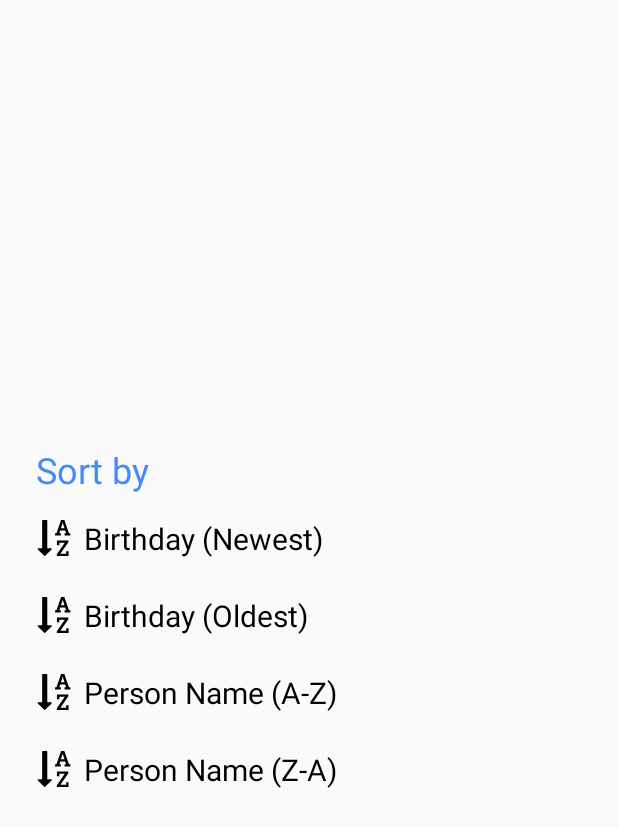
After one commit to iamhariomsharma/BdayReminder, an Android app: the layout sort_dialog.xml on its own in the app's theme, with its tools: preview values and no code run, on a phone screen of 412 x 824 dp. The commit adds this screen. Shown: the top 827 px of the screen. Run offline under Robolectric (Android 15) with nearby library versions, the phone set to English and light mode, and no system bars.

Commit message:
Sort Dialog added

```diff
--- a/app/src/main/java/com/heckteck/birthy/Activities/MainActivity.java
+++ b/app/src/main/java/com/heckteck/birthy/Activities/MainActivity.java
@@ -1,7 +1,10 @@
 package com.heckteck.birthy.Activities;
 
 import android.annotation.SuppressLint;
+import android.app.Dialog;
 import android.content.Intent;
+import android.graphics.Color;
+import android.graphics.drawable.ColorDrawable;
 import android.os.Bundle;
 import android.view.Menu;
 import android.view.MenuInflater;
@@ -106,7 +109,7 @@ public class MainActivity extends AppCompatActivity {
     public boolean onOptionsItemSelected(@NonNull MenuItem item) {
         switch (item.getItemId()) {
             case R.id.menuBtn_sort:
-                Toast.makeText(this, "Sort Clicked", Toast.LENGTH_SHORT).show();
+                showSortDialog();
                 break;
             case R.id.menuBtn_search:
                 Toast.makeText(this, "Search Clicked", Toast.LENGTH_SHORT).show();
@@ -114,4 +117,10 @@ public class MainActivity extends AppCompatActivity {
         }
         return true;
     }
+
+    private void showSortDialog() {
+        Dialog sortDialog = new Dialog(this);
+        sortDialog.setContentView(R.layout.sort_dialog);
+        sortDialog.show();
+    }
 }
--- /dev/null
+++ b/app/src/main/res/drawable/sort_az_desc.xml
@@ -0,0 +1,6 @@
+<vector android:height="24.000048dp" android:viewportHeight="511.627"
+    android:viewportWidth="511.626" android:width="24dp" xmlns:android="http://schemas.android.com/apk/res/android">
+    <path android:fillColor="#FF000000" android:pathData="M215.232,401.991h-54.818V9.136c0,-2.663 -0.854,-4.856 -2.568,-6.567C156.133,0.859 153.946,0 151.279,0H96.461c-2.663,0 -4.856,0.855 -6.567,2.568c-1.709,1.715 -2.568,3.905 -2.568,6.567v392.855H32.507c-4.184,0 -7.039,1.902 -8.563,5.708c-1.525,3.621 -0.856,6.95 1.997,9.996l91.361,91.365c2.096,1.707 4.281,2.562 6.567,2.562c2.474,0 4.664,-0.855 6.567,-2.562l91.076,-91.078c1.906,-2.279 2.856,-4.571 2.856,-6.844c0,-2.676 -0.854,-4.859 -2.568,-6.584C220.086,402.847 217.9,401.991 215.232,401.991z"/>
+    <path android:fillColor="#FF000000" android:pathData="M428.511,479.082h-70.808c-3.997,0 -6.852,0.191 -8.559,0.568l-4.001,0.571v-0.571l3.142,-3.142c2.848,-3.419 4.853,-5.896 5.996,-7.409l105.344,-151.331v-25.406H297.744v65.377h34.263v-32.832h66.236c3.422,0 6.283,-0.288 8.555,-0.855c0.572,0 1.287,-0.048 2.143,-0.145c0.853,-0.085 1.475,-0.144 1.852,-0.144v0.855l-3.142,2.574c-1.704,1.711 -3.713,4.273 -5.995,7.706L296.31,485.934v25.693h166.734v-66.521h-34.54v33.976H428.511z"/>
+    <path android:fillColor="#FF000000" android:pathData="M468.475,189.008L402.807,0h-46.25l-65.664,189.008h-19.979v30.264h81.933v-30.264h-21.409l13.419,-41.112h69.381l13.415,41.112H406.25v30.264h82.228v-30.264H468.475zM354.278,116.487l20.841,-62.241c0.76,-2.285 1.479,-5.046 2.143,-8.28c0.66,-3.236 0.996,-4.949 0.996,-5.139l0.855,-5.708h1.143c0,0.761 0.191,2.664 0.562,5.708l3.433,13.418l20.554,62.241H354.278z"/>
+</vector>
--- /dev/null
+++ b/app/src/main/res/layout/sort_dialog.xml
@@ -0,0 +1,68 @@
+<?xml version="1.0" encoding="utf-8"?>
+<RelativeLayout
+    xmlns:android="http://schemas.android.com/apk/res/android"
+    android:layout_width="match_parent"
+    android:layout_height="wrap_content"
+    android:layout_gravity="center">
+
+    <LinearLayout
+        android:layout_marginStart="8dp"
+        android:layout_width="match_parent"
+        android:layout_height="wrap_content"
+        android:paddingTop="24dp"
+        android:paddingBottom="24dp"
+        android:paddingStart="16dp"
+        android:paddingEnd="8dp"
+        android:orientation="vertical">
+
+        <TextView
+            android:layout_width="wrap_content"
+            android:layout_height="wrap_content"
+            android:text="Sort by"
+            android:textSize="24sp"
+            android:textColor="@color/colorAccent"
+            android:layout_marginBottom="16dp"/>
+
+        <TextView
+            android:layout_width="wrap_content"
+            android:layout_height="wrap_content"
+            android:drawableStart="@drawable/sort_az_desc"
+            android:drawablePadding="8dp"
+            android:text="Birthday (Newest)"
+            android:textColor="#000000"
+            android:textSize="20sp" />
+
+        <TextView
+            android:layout_width="wrap_content"
+            android:layout_height="wrap_content"
+            android:layout_marginTop="24dp"
+            android:drawableStart="@drawable/sort_az_desc"
+            android:drawablePadding="8dp"
+            android:text="Birthday (Oldest)"
+            android:textColor="#000000"
+            android:textSize="20sp" />
+
+        <TextView
+            android:layout_marginTop="24dp"
+            android:layout_width="wrap_content"
+            android:layout_height="wrap_content"
+            android:drawableStart="@drawable/sort_az_desc"
+            android:drawablePadding="8dp"
+            android:text="Person Name (A-Z)"
+            android:textColor="#000000"
+            android:textSize="20sp" />
+
+        <TextView
+            android:layout_width="wrap_content"
+            android:layout_height="wrap_content"
+            android:layout_marginTop="24dp"
+            android:drawableStart="@drawable/sort_az_desc"
+            android:drawablePadding="8dp"
+            android:text="Person Name (Z-A)"
+            android:textColor="#000000"
+            android:textSize="20sp" />
+
+
+    </LinearLayout>
+
+</RelativeLayout>
```
